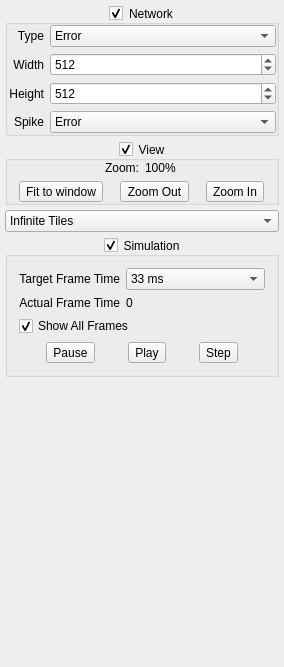
Qt form Neuron/ToolBox.ui (Skwint/Neuron) before a commit.
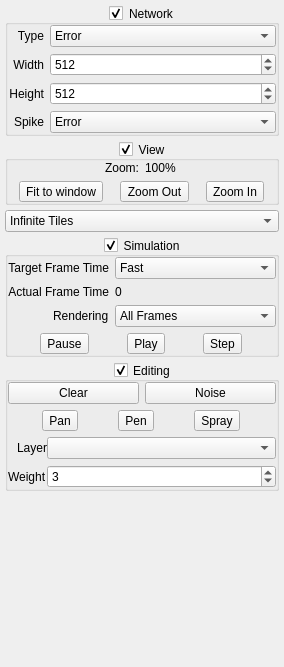
The same form after that commit.

Commit message: Add some very basic editing behaviour into the GUI. Change the display to show spikes firing instead of neuron state.

```diff
--- a/Neuron/ToolBox.ui
+++ b/Neuron/ToolBox.ui
@@ -351,6 +351,18 @@
        <item>
         <widget class="QWidget" name="simPanel" native="true">
          <layout class="QVBoxLayout" name="verticalLayout_7">
+          <property name="leftMargin">
+           <number>0</number>
+          </property>
+          <property name="topMargin">
+           <number>0</number>
+          </property>
+          <property name="rightMargin">
+           <number>0</number>
+          </property>
+          <property name="bottomMargin">
+           <number>0</number>
+          </property>
           <item>
            <layout class="QFormLayout" name="formLayout_2">
             <property name="labelAlignment">
@@ -372,7 +384,7 @@
                <bool>true</bool>
               </property>
               <property name="currentIndex">
-               <number>2</number>
+               <number>3</number>
               </property>
               <item>
                <property name="text">
@@ -413,18 +425,37 @@
               </property>
              </widget>
             </item>
+            <item row="2" column="1">
+             <widget class="QComboBox" name="cmbRendering">
+              <property name="currentIndex">
+               <number>0</number>
+              </property>
+              <item>
+               <property name="text">
+                <string>All Frames</string>
+               </property>
+              </item>
+              <item>
+               <property name="text">
+                <string>When Ready</string>
+               </property>
+              </item>
+              <item>
+               <property name="text">
+                <string>Never</string>
+               </property>
+              </item>
+             </widget>
+            </item>
+            <item row="2" column="0">
+             <widget class="QLabel" name="label_8">
+              <property name="text">
+               <string>Rendering</string>
+              </property>
+             </widget>
+            </item>
            </layout>
           </item>
-          <item>
-           <widget class="QCheckBox" name="chkShowAllFrames">
-            <property name="text">
-             <string>Show All Frames</string>
-            </property>
-            <property name="checked">
-             <bool>true</bool>
-            </property>
-           </widget>
-          </item>
           <item>
            <layout class="QHBoxLayout" name="horizontalLayout">
             <item>
@@ -465,6 +496,143 @@
       </layout>
      </widget>
     </item>
+    <item>
+     <widget class="QGroupBox" name="editingGroup">
+      <property name="title">
+       <string>Editing</string>
+      </property>
+      <property name="alignment">
+       <set>Qt::AlignCenter</set>
+      </property>
+      <property name="flat">
+       <bool>true</bool>
+      </property>
+      <property name="checkable">
+       <bool>true</bool>
+      </property>
+      <layout class="QVBoxLayout" name="verticalLayout_8">
+       <property name="leftMargin">
+        <number>0</number>
+       </property>
+       <property name="topMargin">
+        <number>0</number>
+       </property>
+       <property name="rightMargin">
+        <number>0</number>
+       </property>
+       <property name="bottomMargin">
+        <number>0</number>
+       </property>
+       <item>
+        <widget class="QWidget" name="editingPanel" native="true">
+         <layout class="QVBoxLayout" name="verticalLayout_9">
+          <property name="leftMargin">
+           <number>0</number>
+          </property>
+          <property name="topMargin">
+           <number>0</number>
+          </property>
+          <property name="rightMargin">
+           <number>0</number>
+          </property>
+          <property name="bottomMargin">
+           <number>0</number>
+          </property>
+          <item>
+           <layout class="QHBoxLayout" name="horizontalLayout_4">
+            <item>
+             <widget class="QPushButton" name="btnEditingClear">
+              <property name="text">
+               <string>Clear</string>
+              </property>
+             </widget>
+            </item>
+            <item>
+             <widget class="QPushButton" name="btnEditingNoise">
+              <property name="text">
+               <string>Noise</string>
+              </property>
+             </widget>
+            </item>
+           </layout>
+          </item>
+          <item>
+           <layout class="QHBoxLayout" name="horizontalLayout_5">
+            <item>
+             <widget class="QToolButton" name="btnEditingPan">
+              <property name="text">
+               <string>Pan</string>
+              </property>
+              <property name="checkable">
+               <bool>false</bool>
+              </property>
+              <property name="checked">
+               <bool>false</bool>
+              </property>
+             </widget>
+            </item>
+            <item>
+             <widget class="QToolButton" name="btnEditingPen">
+              <property name="text">
+               <string>Pen</string>
+              </property>
+             </widget>
+            </item>
+            <item>
+             <widget class="QToolButton" name="btnEditingSpray">
+              <property name="text">
+               <string>Spray</string>
+              </property>
+             </widget>
+            </item>
+           </layout>
+          </item>
+          <item>
+           <layout class="QFormLayout" name="formLayout">
+            <property name="labelAlignment">
+             <set>Qt::AlignRight|Qt::AlignTrailing|Qt::AlignVCenter</set>
+            </property>
+            <property name="horizontalSpacing">
+             <number>0</number>
+            </property>
+            <item row="1" column="0">
+             <widget class="QLabel" name="weightLabel">
+              <property name="text">
+               <string>Weight</string>
+              </property>
+             </widget>
+            </item>
+            <item row="1" column="1">
+             <widget class="QSpinBox" name="spinEditingWeight">
+              <property name="minimum">
+               <number>-100</number>
+              </property>
+              <property name="maximum">
+               <number>100</number>
+              </property>
+              <property name="value">
+               <number>3</number>
+              </property>
+             </widget>
+            </item>
+            <item row="0" column="1">
+             <widget class="QComboBox" name="cmbEditingTarget"/>
+            </item>
+            <item row="0" column="0">
+             <widget class="QLabel" name="label_9">
+              <property name="text">
+               <string>Layer</string>
+              </property>
+             </widget>
+            </item>
+           </layout>
+          </item>
+         </layout>
+        </widget>
+       </item>
+      </layout>
+     </widget>
+    </item>
     <item>
      <spacer name="verticalSpacer">
       <property name="orientation">
```
The commit also changes 12 other files.
